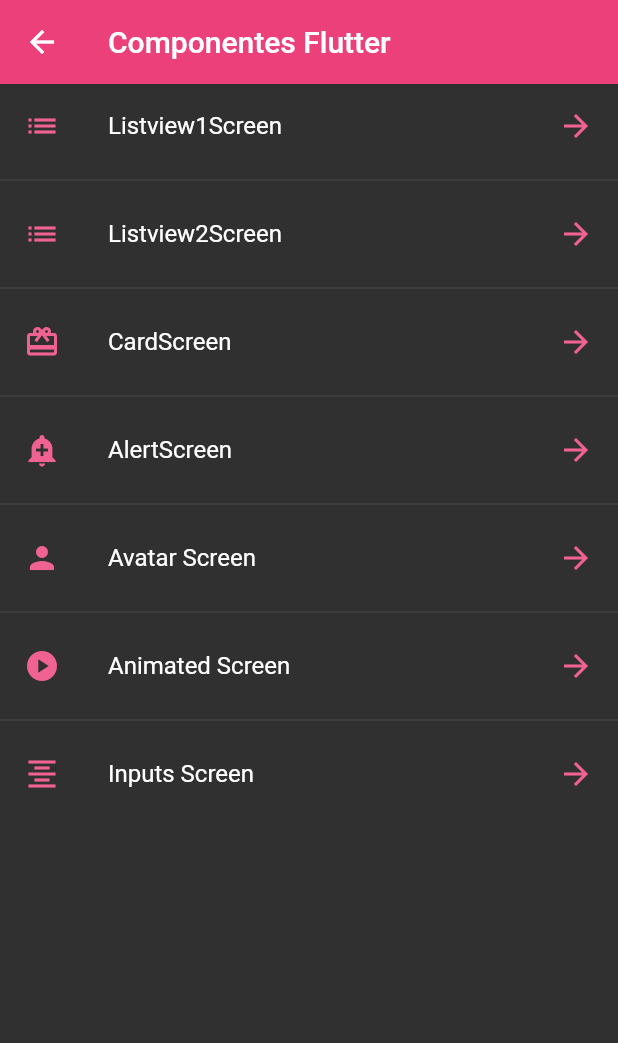
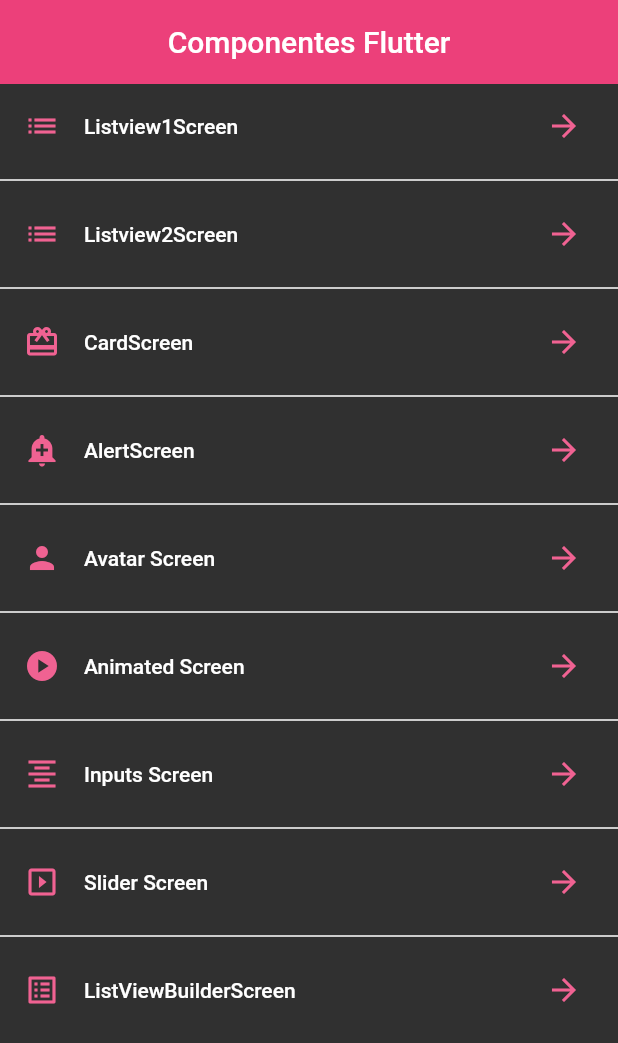
Before and after one commit to Garuda127/flutter_components, a Flutter app: the screen it shows after launch, on a phone screen of 412 x 824 dp. Shown: the top 1043 px of the screen. Run offline on Flutter 3.47's test engine with Material 2 defaults, Android fonts, the phone set to English and light mode, and no system bars.

Commit message:
final de componentes
Error al actualizar en listviewBuilder

```diff
--- a/lib/Screens/alert_screen.dart
+++ b/lib/Screens/alert_screen.dart
@@ -70,6 +70,7 @@ class AlertScreen extends StatelessWidget {
   @override
   Widget build(BuildContext context) {
     return Scaffold(
+      appBar: AppBar(),
       body: Column(
         mainAxisAlignment: MainAxisAlignment.center,
         children: [
--- a/lib/Screens/home_screen.dart
+++ b/lib/Screens/home_screen.dart
@@ -3,8 +3,8 @@ import 'package:flutter_components/theme/app_theme.dart';
 import 'package:flutter/material.dart';
 
 class HomeScreen extends StatelessWidget {
-  HomeScreen({Key? key}) : super(key: key);
-  final rutas = ['Listview1', 'Listview2', 'CardScreen', 'AlertScreen'];
+  const HomeScreen({Key? key}) : super(key: key);
+
   @override
   Widget build(BuildContext context) {
     final menuOption = AppRoutes.menuOption;
--- a/lib/Screens/screens_imports.dart
+++ b/lib/Screens/screens_imports.dart
@@ -1,9 +1,11 @@
 export 'alert_screen.dart';
 export 'card_screen.dart';
+export 'animated_screen.dart';
+export 'avatar_screen.dart';
+export 'home_screen.dart';
+export 'inputs_screen.dart';
+export 'listview_builder_screen.dart';
 export 'listview_screen.dart';
 export 'listview2_screen.dart';
 export 'package:flutter/material.dart';
-export 'home_screen.dart';
-export 'avatar_screen.dart';
-export 'animated_screen.dart';
-export 'inputs_screen.dart';
+export 'slider_screen.dart';
--- a/lib/main.dart
+++ b/lib/main.dart
@@ -13,13 +13,12 @@ class MyApp extends StatelessWidget {
     return MaterialApp(
       theme: AppTheme.darkTheme,
       title: 'Material App',
-      initialRoute: AppRoutes.initialRoute,
       routes: AppRoutes.getAppRoutes(),
       //* Una función que se llama cuando la aplicación intenta navegar a una ruta que no está definida
       //* en el mapa de `rutas`.
       onGenerateRoute: (settings) {
         return MaterialPageRoute(
-          builder: (context) => const AlertScreen(),
+          builder: (context) => const HomeScreen(),
         );
       },
     );
--- a/lib/routes/app_routes.dart
+++ b/lib/routes/app_routes.dart
@@ -2,7 +2,6 @@ import 'package:flutter_components/models/models.dart';
 import '../Screens/screens_imports.dart';
 
 class AppRoutes {
-  static const initialRoute = '/Home';
   static final menuOption = <MenuOption>[
     MenuOption(
         route: '/ListView1Screen',
@@ -39,10 +38,20 @@ class AppRoutes {
         icon: Icons.format_align_center,
         name: 'Inputs Screen',
         screen: const InputScreen()),
+    MenuOption(
+        route: '/SliderScreen',
+        icon: Icons.slideshow,
+        name: 'Slider Screen',
+        screen: const SliderScreen()),
+    MenuOption(
+        route: '/ListViewBuilderScreen',
+        icon: Icons.list_alt,
+        name: 'ListViewBuilderScreen',
+        screen: const ListviewBuilderScreen()),
   ];
   static Map<String, Widget Function(BuildContext)> getAppRoutes() {
     Map<String, Widget Function(BuildContext)> appRoutes = {};
-    appRoutes.addAll({'/Home': (BuildContext context) => HomeScreen()});
+    appRoutes.addAll({'/Home': (BuildContext context) => const HomeScreen()});
     for (final options in menuOption) {
       appRoutes
           .addAll({options.route: (BuildContext context) => options.screen});
--- a/lib/theme/app_theme.dart
+++ b/lib/theme/app_theme.dart
@@ -1,4 +1,5 @@
 import 'package:flutter/material.dart';
+import 'package:flutter/services.dart';
 
 class AppTheme {
   static final Color primary = Colors.pink.shade300;
@@ -11,17 +12,25 @@ class AppTheme {
     ),
   );
   static final ThemeData darkTheme = ThemeData.dark().copyWith(
+    useMaterial3: true,
     primaryColor: Colors.pink.shade300,
-    appBarTheme: AppBarTheme(color: Colors.pink.shade400, elevation: 0.0),
+    appBarTheme: AppBarTheme(
+        color: Colors.pink.shade400,
+        elevation: 0.0,
+        centerTitle: true,
+        systemOverlayStyle:
+            SystemUiOverlayStyle(statusBarColor: Colors.pink[400])),
     textButtonTheme: TextButtonThemeData(
       style: TextButton.styleFrom(foregroundColor: textButtom),
     ),
     //*elevatede button
     elevatedButtonTheme: ElevatedButtonThemeData(
       style: ElevatedButton.styleFrom(
-          backgroundColor: AppTheme.primary,
-          shape: const StadiumBorder(),
-          elevation: 0.0),
+        backgroundColor: AppTheme.primary,
+        shape: const StadiumBorder(),
+        elevation: 0.0,
+        foregroundColor: Colors.white,
+      ),
     ),
     //*input decoration theme
     inputDecorationTheme: InputDecorationTheme(
```
Also changed, not shown: lib/Screens/listview_builder_screen.dart (added, +116 -0 lines), lib/Screens/slider_screen.dart (added, +70 -0 lines).
